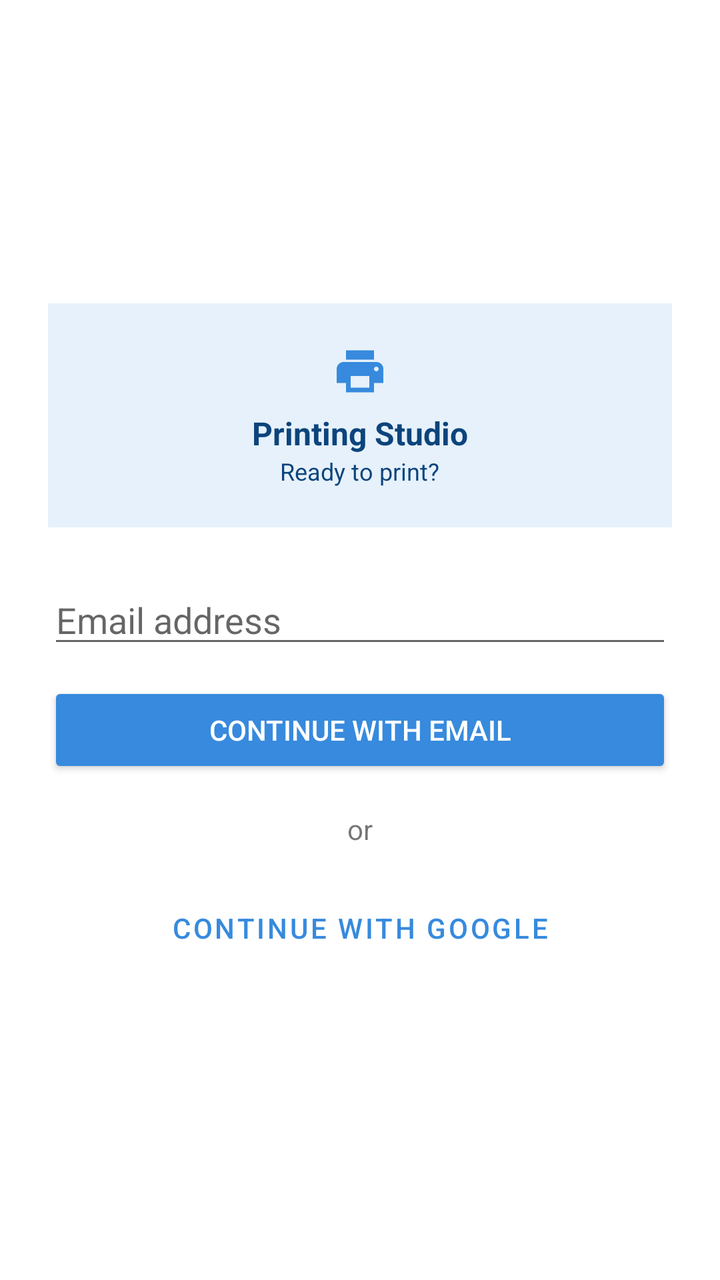
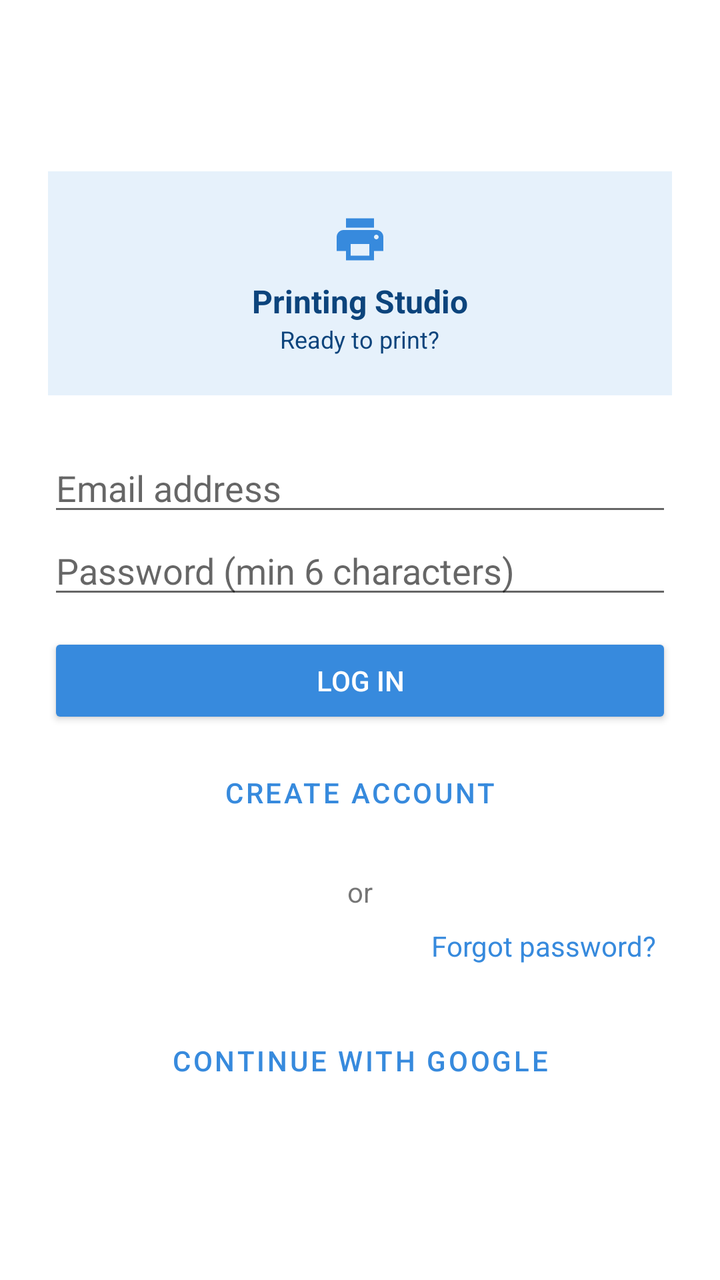

Before-and-after screenshots of an Android layout around one commit, followed by the original layout XML and the change that was made.
<!-- AndroidManifest.xml: application theme Theme.PrintingStudio -->
<!-- res/layout/activity_login.xml -->
<?xml version="1.0" encoding="utf-8"?>
<LinearLayout xmlns:android="http://schemas.android.com/apk/res/android"
    android:layout_width="match_parent"
    android:layout_height="match_parent"
    android:orientation="vertical"
    android:gravity="center"
    android:padding="24dp"
    android:background="#FFFFFF">

    <LinearLayout
        android:layout_width="match_parent"
        android:layout_height="wrap_content"
        android:orientation="vertical"
        android:gravity="center"
        android:background="@color/blueLight"
        android:padding="20dp">

        <ImageView
            android:layout_width="28dp"
            android:layout_height="28dp"
            android:src="@drawable/ic_print" />

        <TextView
            android:layout_width="wrap_content"
            android:layout_height="wrap_content"
            android:layout_marginTop="6dp"
            android:text="Printing Studio"
            android:textStyle="bold"
            android:textColor="@color/blueDark"
            android:textSize="16sp" />

        <TextView
            android:layout_width="wrap_content"
            android:layout_height="wrap_content"
            android:text="Ready to print?"
            android:textColor="@color/blueDark"
            android:textSize="12sp" />
    </LinearLayout>

    <EditText
        android:id="@+id/etEmail"
        android:layout_width="match_parent"
        android:layout_height="wrap_content"
        android:layout_marginTop="24dp"
        android:hint="Email address"
        android:inputType="textEmailAddress" />

    <Button
        android:id="@+id/btnEmailLogin"
        android:layout_width="match_parent"
        android:layout_height="wrap_content"
        android:layout_marginTop="12dp"
        android:text="Continue with email"
        android:backgroundTint="@color/bluePrimary"
        android:textColor="#FFFFFF" />

    <TextView
        android:layout_width="wrap_content"
        android:layout_height="wrap_content"
        android:layout_marginTop="16dp"
        android:layout_gravity="center_horizontal"
        android:text="or" />

    <Button
        android:id="@+id/btnGoogleLogin"
        android:layout_width="match_parent"
        android:layout_height="wrap_content"
        android:layout_marginTop="16dp"
        android:text="Continue with Google"
        style="@style/Widget.MaterialComponents.Button.OutlinedButton" />

</LinearLayout>
<!-- resources referenced by this layout -->
<resources>
  <color name="blueDark">#0C447C</color>
  <color name="blueLight">#E6F1FB</color>
  <color name="bluePrimary">#378ADD</color>
  <!-- drawable ic_print (drawable) -->
  <vector xmlns:android="http://schemas.android.com/apk/res/android"
      android:width="64dp" android:height="64dp"
      android:viewportWidth="24" android:viewportHeight="24">
      <path android:fillColor="#378ADD"
          android:pathData="M19,8H5c-1.66,0 -3,1.34 -3,3v6h4v4h12v-4h4v-6c0,-1.66 -1.34,-3 -3,-3zM16,19H8v-5h8v5zM19,12c-0.55,0 -1,-0.45 -1,-1s0.45,-1 1,-1 1,0.45 1,1 -0.45,1 -1,1zM18,3H6v4h12V3z"/>
  </vector>
  <style name="Theme.PrintingStudio" parent="Theme.MaterialComponents.DayNight.NoActionBar">
          <item name="colorPrimary">@color/bluePrimary</item>
          <item name="colorPrimaryDark">@color/blueDark</item>
          <item name="android:windowBackground">@android:color/white</item>
      </style>
</resources>

<!-- the commit's change to res/layout/activity_login.xml (unified diff, before → after) -->
@@ -45,14 +45,29 @@
         android:hint="Email address"
         android:inputType="textEmailAddress" />
 
+    <EditText
+        android:id="@+id/etPassword"
+        android:layout_width="match_parent"
+        android:layout_height="wrap_content"
+        android:hint="Password (min 6 characters)"
+        android:inputType="textPassword" />
+
     <Button
         android:id="@+id/btnEmailLogin"
         android:layout_width="match_parent"
         android:layout_height="wrap_content"
         android:layout_marginTop="12dp"
-        android:text="Continue with email"
+        android:text="Log in"
         android:backgroundTint="@color/bluePrimary"
         android:textColor="#FFFFFF" />
+
+    <Button
+        android:id="@+id/btnSignup"
+        android:layout_width="match_parent"
+        android:layout_height="wrap_content"
+        android:layout_marginTop="8dp"
+        android:text="Create account"
+        style="@style/Widget.MaterialComponents.Button.OutlinedButton" />
 
     <TextView
         android:layout_width="wrap_content"
@@ -60,6 +75,15 @@
         android:layout_marginTop="16dp"
         android:layout_gravity="center_horizontal"
         android:text="or" />
+    <TextView
+        android:id="@+id/tvForgot"
+        android:layout_width="wrap_content"
+        android:layout_height="wrap_content"
+        android:layout_gravity="end"
+        android:padding="8dp"
+        android:text="Forgot password?"
+        android:textColor="@color/bluePrimary" />
+
 
     <Button
         android:id="@+id/btnGoogleLogin"
<!-- resource entries referenced after the edit -->
@@ -10,7 +10,7 @@
       <path android:fillColor="#378ADD"
           android:pathData="M19,8H5c-1.66,0 -3,1.34 -3,3v6h4v4h12v-4h4v-6c0,-1.66 -1.34,-3 -3,-3zM16,19H8v-5h8v5zM19,12c-0.55,0 -1,-0.45 -1,-1s0.45,-1 1,-1 1,0.45 1,1 -0.45,1 -1,1zM18,3H6v4h12V3z"/>
   </vector>
-  <style name="Theme.PrintingStudio" parent="Theme.MaterialComponents.DayNight.NoActionBar">
+  <style name="Theme.PrintingStudio" parent="Theme.MaterialComponents.Light.NoActionBar">
           <item name="colorPrimary">@color/bluePrimary</item>
           <item name="colorPrimaryDark">@color/blueDark</item>
           <item name="android:windowBackground">@android:color/white</item>
